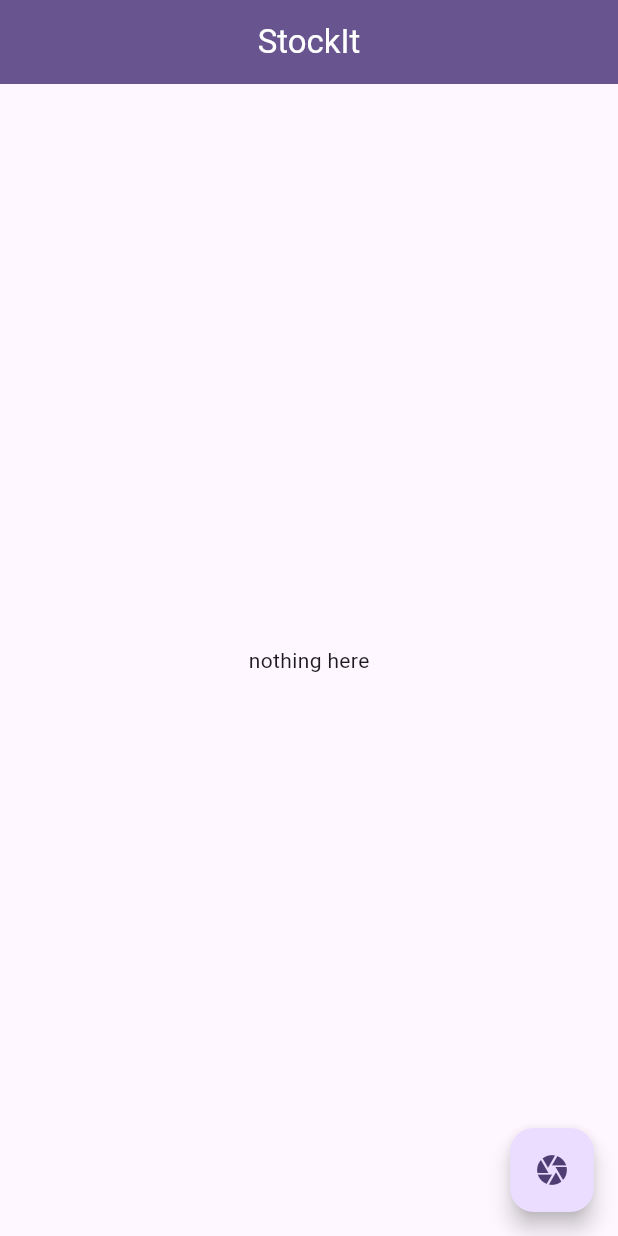
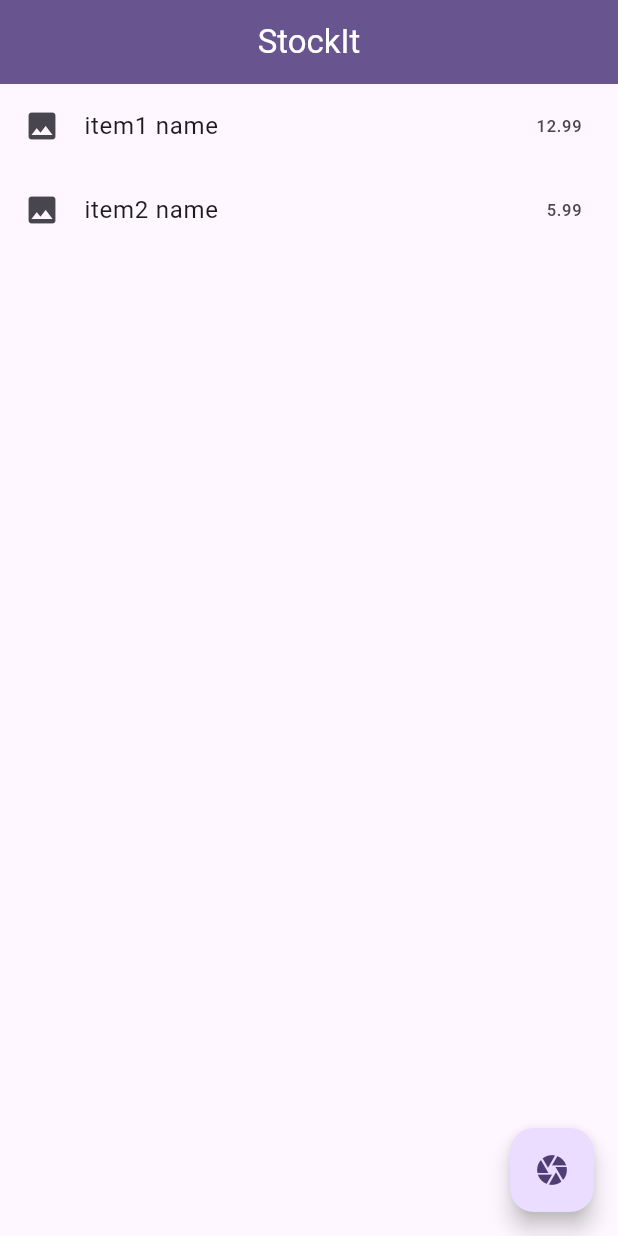
Before and after one commit to koorzenb/stockit, a Flutter app: the screen it shows after launch, on a phone screen of 412 x 824 dp. Run offline on Flutter 3.47's test engine with Material 2 defaults, Android fonts, the phone set to English and light mode, and no system bars; our stand-ins replace get, image_picker.

Commit message:
Added ListView

```diff
--- a/lib/screens/homepage.dart
+++ b/lib/screens/homepage.dart
@@ -10,6 +10,19 @@ class HomePage extends StatefulWidget {
 }
 
 class _HomePageState extends State<HomePage> {
+  late Map<String, Map<String, dynamic>> items;
+
+  @override
+  void initState() {
+    setState(() {
+      items = {
+        "Item1": {'description': 'item1 name', 'price': 12.99},
+        "Item2": {'description': 'item2 name', 'price': 5.99},
+      };
+      super.initState();
+    });
+  }
+
   @override
   Widget build(BuildContext context) {
     return Scaffold(
@@ -20,8 +33,19 @@ class _HomePageState extends State<HomePage> {
         // foregroundColor: Colors.white,
         titleTextStyle: Theme.of(context).textTheme.titleLarge,
       ),
-      body: const Center(
-        child: Text('nothing here'),
+      body: ListView.builder(
+        itemCount: items.length,
+        itemBuilder: (context, index) {
+          String itemKey = items.keys.elementAt(index);
+          Map<String, dynamic> item = items[itemKey]!;
+          final description = item['description'];
+          final price = item['price']; // TODO: convert this all to a stless widget
+          return ListTile(
+            leading: const Icon(Icons.image),
+            title: Text(description),
+            trailing: Text(price.toString()),
+          );
+        },
       ),
       floatingActionButton: FloatingActionButton(
         onPressed: () async => await Get.to(() => const CaptureItemPage()),
```
